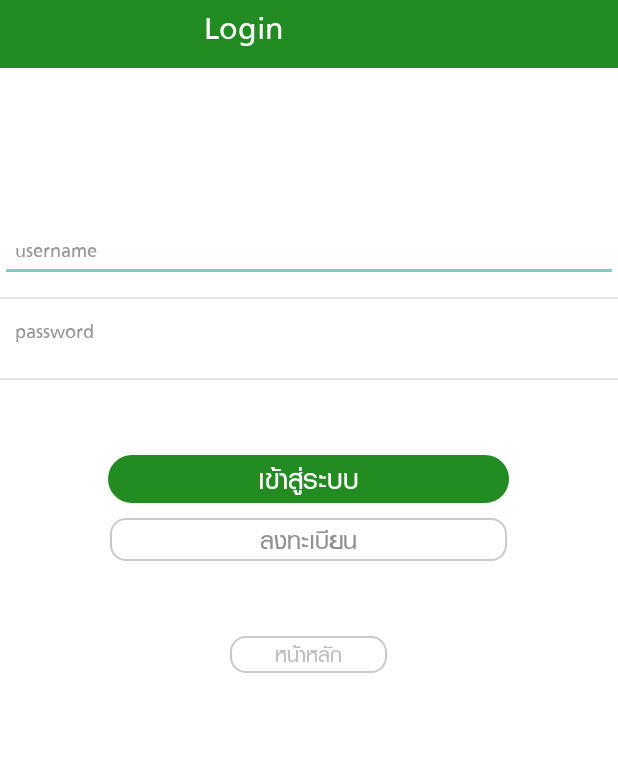
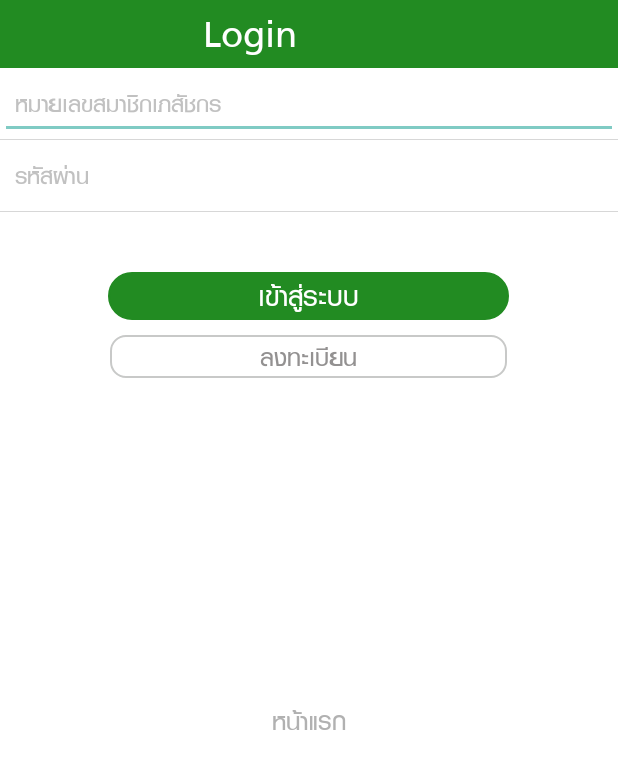
Before and after one commit to whankungz/SocialHerb2-2559, an Android app: the Login screen opened directly, with no data from a screen before it, on a phone screen of 412 x 824 dp. Shown: the top 769 px of the screen. Run offline under Robolectric (Android 15) with nearby library versions, the phone set to English and light mode, and no system bars; libraries missing offline, so code that uses them is left out: com.roughike.bottombar.

Commit message:
edit UI login

```diff
--- a/app/src/main/java/com/example/whankung/socialherb/activity/Login.java
+++ b/app/src/main/java/com/example/whankung/socialherb/activity/Login.java
@@ -55,7 +55,6 @@ public class Login extends AppCompatActivity {
 
 //        เปลี่ยนfont
         font = Typeface.createFromAsset(getAssets(), "tmedium.ttf");
-
         skip.setTypeface(font);
         head.setTypeface(font);
         user.setTypeface(font);
@@ -63,7 +62,7 @@ public class Login extends AppCompatActivity {
         login.setTypeface(font);
         regis.setTypeface(font);
 
-
+//หน้าแรก
         skip.setOnClickListener(new View.OnClickListener() {
             @Override
             public void onClick(View view) {
@@ -71,13 +70,28 @@ public class Login extends AppCompatActivity {
                 Intent intent = new Intent(getApplicationContext(), Menu.class);
                 startActivity(intent);
 //                getActivity().finish();
+            }
+        });
+//เข้าสู่ระบบ
+        login.setOnClickListener(new View.OnClickListener() {
+            @Override
+            public void onClick(View view) {
 
+                Intent intent = new Intent(getApplicationContext(), Menu.class);
+                startActivity(intent);
+
+            }
+        });
+//ลงทะเบียน
+        regis.setOnClickListener(new View.OnClickListener() {
+            @Override
+            public void onClick(View view) {
+
+                Intent intent = new Intent(getApplicationContext(), Menu.class);
+                startActivity(intent);
 
             }
         });
 
     }
-
-
-
 }
--- a/app/src/main/res/layout/login.xml
+++ b/app/src/main/res/layout/login.xml
@@ -18,50 +18,51 @@
             android:id="@+id/textView4"
             android:layout_width="wrap_content"
             android:layout_height="wrap_content"
-            android:layout_marginLeft="136dp"
+            android:layout_marginLeft="135dp"
             android:text="Login"
             android:textColor="#ffffff"
-            android:textSize="30dp" />
+            android:textSize="36dp" />
+    </RelativeLayout>
 
-    </RelativeLayout>
+
 
     <EditText
         android:id="@+id/user"
         android:layout_width="match_parent"
         android:layout_height="wrap_content"
-        android:layout_marginTop="100dp"
-        android:hint="ีusername"
-        android:inputType="textPassword"
+        android:hint="@string/username_title"
         android:padding="10dp"
-        android:textColorHint="#979797" />
+        android:textColor="#797979"
+        android:textColorHint="#c1c1c1"
+        android:textSize="22dp" />
 
     <View
         android:layout_width="wrap_content"
-        android:layout_height="1.1dp"
-        android:layout_marginTop="10dp"
-        android:background="#e6e3e3" />
+        android:layout_height="0.9dp"
+        android:background="#d7d7d7" />
 
     <EditText
         android:id="@+id/password"
         android:layout_width="match_parent"
         android:layout_height="wrap_content"
-        android:hint="ีpassword"
+        android:hint="@string/password_title"
         android:inputType="textPassword"
         android:padding="10dp"
-        android:textColorHint="#979797" />
+        android:textColor="#797979"
+        android:textColorHint="#c1c1c1"
+        android:textSize="22dp" />
 
     <View
         android:layout_width="wrap_content"
-        android:layout_height="1.1dp"
-        android:layout_marginTop="10dp"
-        android:background="#e6e3e3" />
+        android:layout_height="0.9dp"
+        android:background="#d7d7d7" />
 
     <TextView
         android:id="@+id/textView"
         android:layout_width="wrap_content"
         android:layout_height="wrap_content"
         android:layout_gravity="center"
-        android:layout_marginTop="50dp"
+        android:layout_marginTop="40dp"
         android:background="@drawable/login_bg"
         android:onClick="ClickStart"
         android:paddingLeft="100dp"
@@ -89,14 +90,13 @@
         android:layout_width="wrap_content"
         android:layout_height="wrap_content"
         android:layout_gravity="center"
-        android:layout_marginTop="50dp"
-        android:background="@drawable/bg_shape_popup"
+        android:layout_marginTop="214dp"
         android:onClick="ClickStart"
         android:paddingLeft="30dp"
         android:paddingRight="30dp"
-        android:text="หน้าหลัก"
-        android:textColor="#bfbfbf"
-        android:textSize="20dp" />
+        android:text="หน้าแรก"
+        android:textColor="#b1b1b1"
+        android:textSize="24dp" />
 
 
 </LinearLayout>
--- a/app/src/main/res/values/strings.xml
+++ b/app/src/main/res/values/strings.xml
@@ -1,3 +1,11 @@
 <resources>
     <string name="app_name">SocialHerb</string>
+    <string name="login_title">Devahoy</string>
+    <string name="username_title">หมายเลขสมาชิกเภสัชกร</string>
+    <string name="password_title">รหัสผ่าน</string>
+    <string name="button_login">Login</string>
+    <string name="register">New User? Register here</string>
+    <string name="login_error_message">Username or Password is incorrect.</string>
+
+
 </resources>
```
